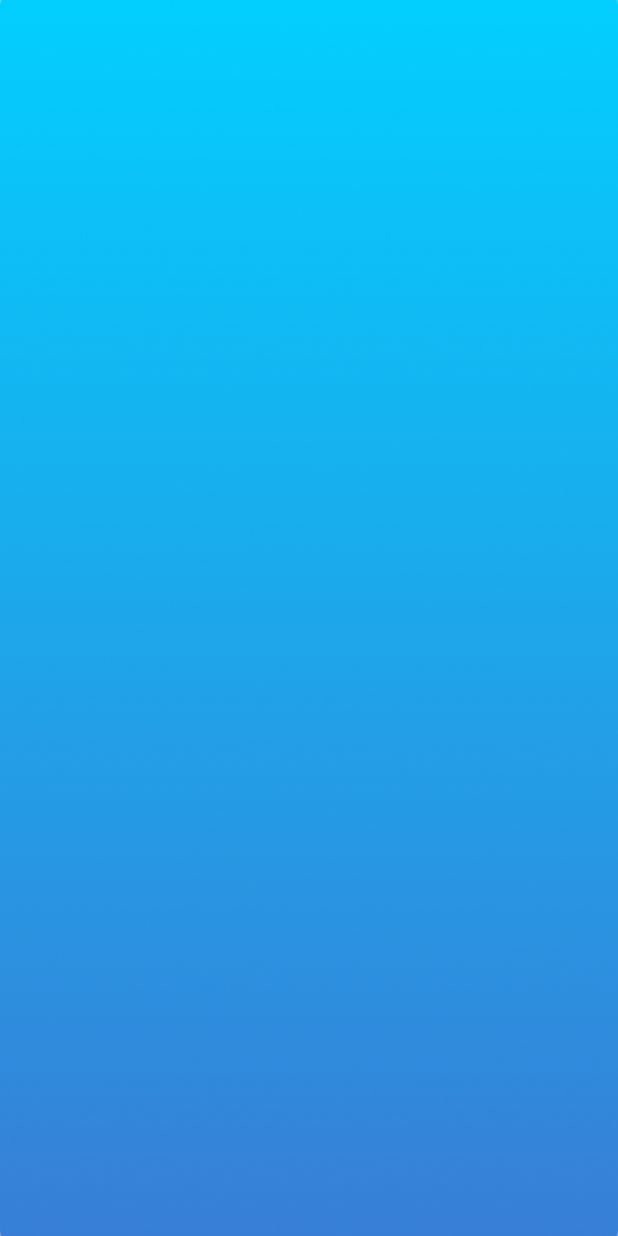
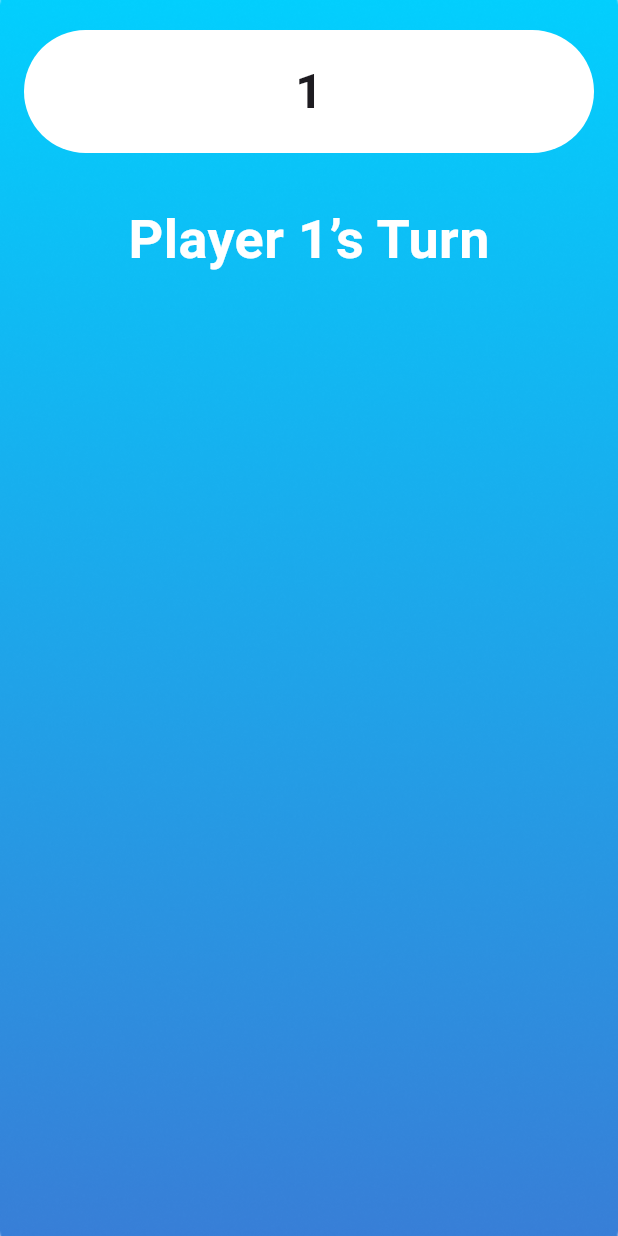
Before and after one commit to kareemezzat25/X-O, a Flutter app: the GameBoard screen opened by its route, on a phone screen of 412 x 824 dp. Run offline on Flutter 3.47's test engine with Material 3 defaults, Android fonts, the phone set to English and light mode, and no system bars.

Commit message:
Timergameboard

```diff
--- a/lib/gameboard.dart
+++ b/lib/gameboard.dart
@@ -1,8 +1,44 @@
+import 'dart:async';
+
 import 'package:flutter/material.dart';
 
-class GameBoard extends StatelessWidget {
+class GameBoard extends StatefulWidget {
   static const String routeName = "gameBoard";
   const GameBoard({super.key});
+
+  @override
+  State<GameBoard> createState() => _GameBoardState();
+}
+
+class _GameBoardState extends State<GameBoard> {
+  Timer? _timer;
+  int _elapsedSeconds = 0;
+
+  void startTimer() {
+    _timer = Timer.periodic(const Duration(seconds: 1), (timer) {
+      if (_elapsedSeconds >= 150) {
+        timer.cancel();
+      } else {
+        setState(() {
+          _elapsedSeconds++;
+        });
+      }
+    });
+  }
+
+  @override
+  void initState() {
+    // TODO: implement initState
+    super.initState();
+    startTimer();
+  }
+
+  @override
+  void dispose() {
+    // TODO: implement dispose
+    super.dispose();
+    _timer?.cancel();
+  }
 
   @override
   Widget build(BuildContext context) {
@@ -14,8 +50,35 @@ class GameBoard extends StatelessWidget {
             fit: BoxFit.cover,
             "assets/images/background.png"),
         Scaffold(
-          backgroundColor: Colors.transparent,
-        ),
+            backgroundColor: Colors.transparent,
+            body: SafeArea(
+              child: Padding(
+                padding:
+                    const EdgeInsets.symmetric(horizontal: 16.0, vertical: 20),
+                child: Column(
+                  children: [
+                    Container(
+                        alignment: Alignment.center,
+                        padding: EdgeInsets.symmetric(vertical: 18),
+                        width: double.infinity,
+                        decoration: BoxDecoration(
+                            borderRadius: BorderRadius.circular(44),
+                            color: Colors.white),
+                        child: Text("$_elapsedSeconds",
+                            style: TextStyle(
+                                fontSize: 32, fontWeight: FontWeight.w600))),
+                    SizedBox(
+                      height: 32,
+                    ),
+                    Text("Player 1’s Turn",
+                        style: TextStyle(
+                            color: Colors.white,
+                            fontSize: 36,
+                            fontWeight: FontWeight.w700))
+                  ],
+                ),
+              ),
+            )),
       ],
     );
   }
```
